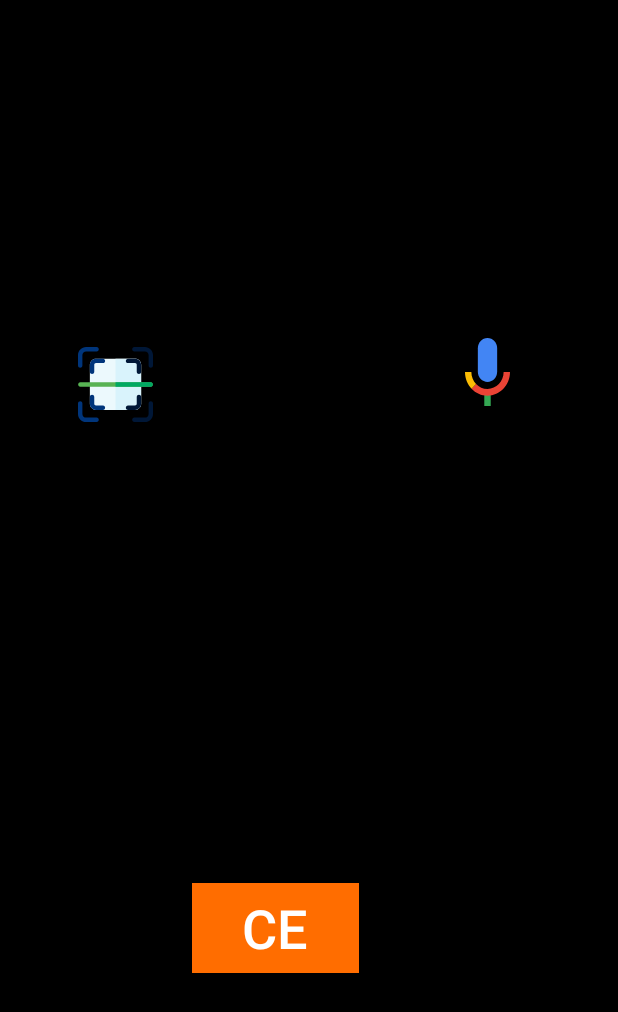
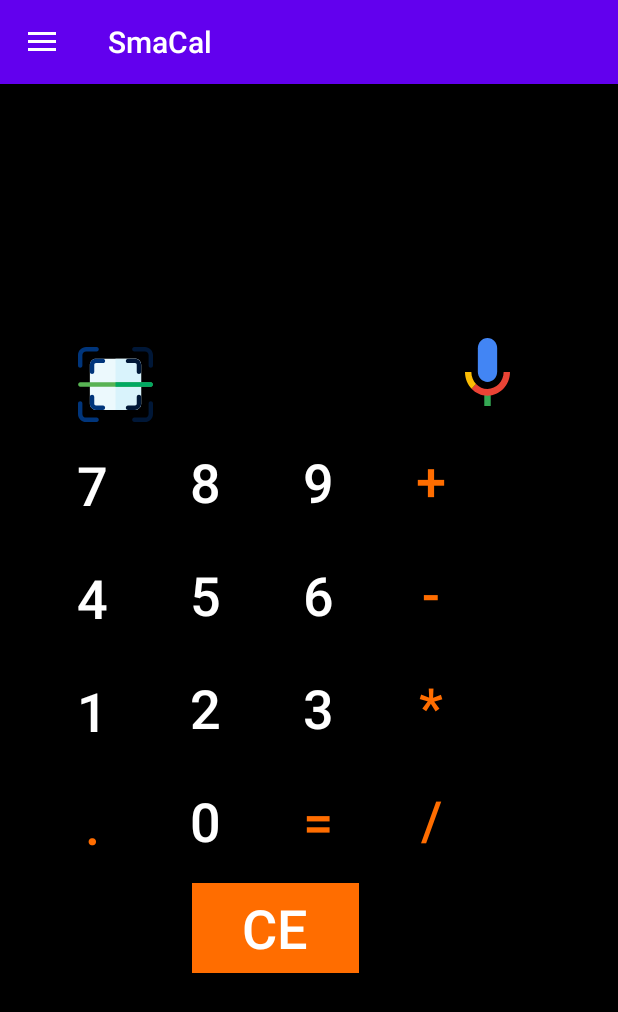
Before and after one commit to adarsh1405/SmaCal, an Android app: the fragment homeFragment placed in its activity, after a tap on an icon or button, on a phone screen of 412 x 824 dp. Shown: the top 1012 px of the screen. Run offline under Robolectric (Android 15) with nearby library versions, the phone set to English and light mode, and no system bars; libraries missing offline, so code that uses them is left out: com.google.firebase.ml; Roboto replaces fonts that are not available here.

Commit message:
fix hamburger icon issue, refactored code

```diff
--- a/app/src/main/java/com/adarsh/smartcalculator/MainActivity.java
+++ b/app/src/main/java/com/adarsh/smartcalculator/MainActivity.java
@@ -1,4 +1,5 @@
 package com.adarsh.smartcalculator;
+
 import android.content.Intent;
 import android.graphics.Bitmap;
 import android.os.Bundle;
@@ -21,7 +22,6 @@ import androidx.appcompat.widget.Toolbar;
 import androidx.core.view.GravityCompat;
 import androidx.drawerlayout.widget.DrawerLayout;
 
-
 import com.google.android.gms.tasks.OnFailureListener;
 import com.google.android.gms.tasks.OnSuccessListener;
 import com.google.android.gms.tasks.Task;
@@ -39,32 +39,35 @@ import java.util.Locale;
 import javax.script.ScriptEngine;
 import javax.script.ScriptEngineManager;
 
-public class MainActivity extends AppCompatActivity implements NavigationView.OnNavigationItemSelectedListener{
+public class MainActivity extends AppCompatActivity implements NavigationView.OnNavigationItemSelectedListener {
 
-    TextView txt,result;
-    ImageButton voice,img;
-    String statement=" ";
-    Button clear,b0,b1,b2,b3,b4,b5,b6,b7,b8,b9,badd,bsub,bmul,bdiv,bpoint,bequal,undo;
+    TextView txt, result;
+    ImageButton voice, img;
+    String statement = " ";
+    Button clear, b0, b1, b2, b3, b4, b5, b6, b7, b8, b9, badd, bsub, bmul, bdiv, bpoint, bequal, undo;
     ImageView imageView;
     Bitmap imageBitmap;
     Switch stxt;
     static final int REQUEST_IMAGE_CAPTURE = 1;
 
     private DrawerLayout drawer;
+
     @Override
     protected void onCreate(Bundle savedInstanceState) {
         super.onCreate(savedInstanceState);
         setContentView(R.layout.activity_main);
 
         Toolbar toolbar = findViewById(R.id.toolbar);
+        toolbar.setTitleTextColor(getResources().getColor(android.R.color.white));
         setSupportActionBar(toolbar);
+
         drawer = findViewById(R.id.drawer_layout);
         NavigationView navigationView = findViewById(R.id.nav_view);
-        ActionBarDrawerToggle toggle = new ActionBarDrawerToggle(this, drawer , toolbar,
-                R.string.navigation_drawer_open,R.string.navigation_drawer_close);
+        ActionBarDrawerToggle toggle = new ActionBarDrawerToggle(this, drawer, toolbar,
+                R.string.navigation_drawer_open, R.string.navigation_drawer_close);
         drawer.addDrawerListener(toggle);
         toggle.syncState();
-
+        toggle.getDrawerArrowDrawable().setColor(getResources().getColor(android.R.color.white));
         navigationView.setNavigationItemSelectedListener(this);
 //        if(savedInstanceState == null){
 //            getSupportFragmentManager().beginTransaction().replace(R.id.fragment_container, new homeFragment()).commit();
@@ -72,144 +75,149 @@ public class MainActivity extends AppCompatActivity implements NavigationView.On
 //        }
 
 
-
 //        stxt= findViewById(R.id.switchtxt);
-        txt=findViewById(R.id.msg);
-        voice=findViewById(R.id.voice);
-        img=findViewById(R.id.scan);
-        result=findViewById(R.id.res);
-        clear=findViewById(R.id.clear);
+        txt = findViewById(R.id.msg);
+        voice = findViewById(R.id.voice);
+        img = findViewById(R.id.scan);
+        result = findViewById(R.id.res);
+        clear = findViewById(R.id.clear);
         clear.setOnClickListener(new View.OnClickListener() {
             @Override
             public void onClick(View v) {
-                statement="";
+                statement = "";
                 txt.setText("");
                 result.setText("");
-                imageView.setVisibility(v.INVISIBLE);
-                b0.setVisibility(v.VISIBLE);
-                b1.setVisibility(v.VISIBLE);
-                b2.setVisibility(v.VISIBLE);
-                b3.setVisibility(v.VISIBLE);
-                b4.setVisibility(v.VISIBLE);
-                b5.setVisibility(v.VISIBLE);
-                b6.setVisibility(v.VISIBLE);
-                b7.setVisibility(v.VISIBLE);
-                b8.setVisibility(v.VISIBLE);
-                b9.setVisibility(v.VISIBLE);
-                badd.setVisibility(v.VISIBLE);
-                bsub.setVisibility(v.VISIBLE);
-                bmul.setVisibility(v.VISIBLE);
-                bdiv.setVisibility(v.VISIBLE);
-                bpoint.setVisibility(v.VISIBLE);
-                bequal.setVisibility(v.VISIBLE);
+                imageView.setVisibility(View.INVISIBLE);
+                b0.setVisibility(View.VISIBLE);
+                b1.setVisibility(View.VISIBLE);
+                b2.setVisibility(View.VISIBLE);
+                b3.setVisibility(View.VISIBLE);
+                b4.setVisibility(View.VISIBLE);
+                b5.setVisibility(View.VISIBLE);
+                b6.setVisibility(View.VISIBLE);
+                b7.setVisibility(View.VISIBLE);
+                b8.setVisibility(View.VISIBLE);
+                b9.setVisibility(View.VISIBLE);
+                badd.setVisibility(View.VISIBLE);
+                bsub.setVisibility(View.VISIBLE);
+                bmul.setVisibility(View.VISIBLE);
+                bdiv.setVisibility(View.VISIBLE);
+                bpoint.setVisibility(View.VISIBLE);
+                bequal.setVisibility(View.VISIBLE);
             }
         });
-        b0=findViewById(R.id.b0);
-        b1=findViewById(R.id.b1);
-        b2=findViewById(R.id.b2);
-        b3=findViewById(R.id.b3);
-        b4=findViewById(R.id.b4);
-        b5=findViewById(R.id.b5);
-        b6=findViewById(R.id.b6);
-        b7=findViewById(R.id.b7);
-        b8=findViewById(R.id.b8);
-        b9=findViewById(R.id.b9);
-        badd=findViewById(R.id.add);
-        bsub=findViewById(R.id.sub);
-        bmul=findViewById(R.id.mul);
-        bdiv=findViewById(R.id.div);
-        bpoint=findViewById(R.id.point);
-        bequal=findViewById(R.id.equal);
-        imageView=findViewById(R.id.imageView);
+        b0 = findViewById(R.id.b0);
+        b1 = findViewById(R.id.b1);
+        b2 = findViewById(R.id.b2);
+        b3 = findViewById(R.id.b3);
+        b4 = findViewById(R.id.b4);
+        b5 = findViewById(R.id.b5);
+        b6 = findViewById(R.id.b6);
+        b7 = findViewById(R.id.b7);
+        b8 = findViewById(R.id.b8);
+        b9 = findViewById(R.id.b9);
+        badd = findViewById(R.id.add);
+        bsub = findViewById(R.id.sub);
+        bmul = findViewById(R.id.mul);
+        bdiv = findViewById(R.id.div);
+        bpoint = findViewById(R.id.point);
+        bequal = findViewById(R.id.equal);
+        imageView = findViewById(R.id.imageView);
         img.setOnClickListener(new View.OnClickListener() {
             @Override
             public void onClick(View v) {
                 dispatchTakePictureIntent();
-                imageView.setVisibility(v.VISIBLE);
-                b0.setVisibility(v.INVISIBLE);
-                b1.setVisibility(v.INVISIBLE);
-                b2.setVisibility(v.INVISIBLE);
-                b3.setVisibility(v.INVISIBLE);
-                b4.setVisibility(v.INVISIBLE);
-                b5.setVisibility(v.INVISIBLE);
-                b6.setVisibility(v.INVISIBLE);
-                b7.setVisibility(v.INVISIBLE);
-                b8.setVisibility(v.INVISIBLE);
-                b9.setVisibility(v.INVISIBLE);
-                badd.setVisibility(v.INVISIBLE);
-                bsub.setVisibility(v.INVISIBLE);
-                bmul.setVisibility(v.INVISIBLE);
-                bdiv.setVisibility(v.INVISIBLE);
-                bpoint.setVisibility(v.INVISIBLE);
-                bequal.setVisibility(v.INVISIBLE);
+                imageView.setVisibility(View.VISIBLE);
+                b0.setVisibility(View.INVISIBLE);
+                b1.setVisibility(View.INVISIBLE);
+                b2.setVisibility(View.INVISIBLE);
+                b3.setVisibility(View.INVISIBLE);
+                b4.setVisibility(View.INVISIBLE);
+                b5.setVisibility(View.INVISIBLE);
+                b6.setVisibility(View.INVISIBLE);
+                b7.setVisibility(View.INVISIBLE);
+                b8.setVisibility(View.INVISIBLE);
+                b9.setVisibility(View.INVISIBLE);
+                badd.setVisibility(View.INVISIBLE);
+                bsub.setVisibility(View.INVISIBLE);
+                bmul.setVisibility(View.INVISIBLE);
+                bdiv.setVisibility(View.INVISIBLE);
+                bpoint.setVisibility(View.INVISIBLE);
+                bequal.setVisibility(View.INVISIBLE);
             }
         });
 
-        }
+    }
+
     @Override
     public boolean onNavigationItemSelected(@NonNull MenuItem item) {
-        switch(item.getItemId()){
+        switch (item.getItemId()) {
             case R.id.home:
                 getSupportFragmentManager().beginTransaction().replace(R.id.fragment_container, new homeFragment()).commit();
                 break;
-            case R.id.instruction :
+            case R.id.instruction:
+            case R.id.textSpeech:
                 getSupportFragmentManager().beginTransaction().replace(R.id.fragment_container, new rules()).commit();
                 break;
-            case R.id.about :
-                break;
-            case R.id.textSpeech :
-                getSupportFragmentManager().beginTransaction().replace(R.id.fragment_container, new rules()).commit();
-                break;
-            case R.id.dark :
-                break;
-            case R.id.code :
-                break;
-            case R.id.share :
+            case R.id.about:
+            case R.id.dark:
+            case R.id.code:
+            case R.id.share:
                 break;
         }
         drawer.closeDrawer(GravityCompat.START);
         return true;
     }
+
     @Override
     public void onBackPressed() {
-        if(drawer.isDrawerOpen(GravityCompat.START))
+        if (drawer.isDrawerOpen(GravityCompat.START))
             drawer.closeDrawer(GravityCompat.START);
         else
-        super.onBackPressed();
+            super.onBackPressed();
 
     }
 
     public void make_statement(View view) {
-        Button b = (Button)view;
+        Button b = (Button) view;
 
-        statement  =statement + b.getText().toString();
+        statement = statement + b.getText().toString();
         txt.setText(statement);
     }
-    public void evaluate(View view)throws  Exception{
-        Button b = (Button)view;
+
+    public void evaluate(View view) throws Exception {
+        Button b = (Button) view;
         calcspeech();
     }
+
     private void dispatchTakePictureIntent() {
         Intent takePictureIntent = new Intent(MediaStore.ACTION_IMAGE_CAPTURE);
         if (takePictureIntent.resolveActivity(getPackageManager()) != null) {
             startActivityForResult(takePictureIntent, REQUEST_IMAGE_CAPTURE);
         }
     }
-    public void getSpeechText(View view){
-        Intent intent=new Intent(RecognizerIntent.ACTION_RECOGNIZE_SPEECH);
-        intent.putExtra(RecognizerIntent.EXTRA_LANGUAGE_MODEL,RecognizerIntent.LANGUAGE_MODEL_WEB_SEARCH);
+
+    public void getSpeechText(View view) {
+        Intent intent = new Intent(RecognizerIntent.ACTION_RECOGNIZE_SPEECH);
+        intent.putExtra(RecognizerIntent.EXTRA_LANGUAGE_MODEL, RecognizerIntent.LANGUAGE_MODEL_WEB_SEARCH);
         intent.putExtra(RecognizerIntent.EXTRA_LANGUAGE, Locale.getDefault());
-        if(intent.resolveActivity(getPackageManager())!=null)
-            startActivityForResult(intent,10);
+        if (intent.resolveActivity(getPackageManager()) != null)
+            startActivityForResult(intent, 10);
         else
             Toast.makeText(this, "Your Device not Support Speech Input", Toast.LENGTH_SHORT).show();
     }
+
     @Override
     protected void onActivityResult(int requestCode, int resultCode, @Nullable Intent data) {
         super.onActivityResult(requestCode, resultCode, data);
         if (requestCode == REQUEST_IMAGE_CAPTURE && resultCode == RESULT_OK) {
-            Bundle extras = data.getExtras();
-            imageBitmap = (Bitmap) extras.get("data");
+            Bundle extras = null;
+            if (data != null) {
+                extras = data.getExtras();
+            }
+            if (extras != null) {
+                imageBitmap = (Bitmap) extras.get("data");
+            }
             imageView.setImageBitmap(imageBitmap);
             FirebaseVisionImage firebaseVisionImage = FirebaseVisionImage.fromBitmap(imageBitmap);
             FirebaseVision firebaseVision = FirebaseVision.getInstance();
@@ -218,7 +226,7 @@ public class MainActivity extends AppCompatActivity implements NavigationView.On
             task.addOnSuccessListener(new OnSuccessListener<FirebaseVisionText>() {
                 @Override
                 public void onSuccess(FirebaseVisionText firebaseVisionText) {
-                    statement=" ";
+                    statement = " ";
                     statement = firebaseVisionText.getText();
                     try {
 //                        txt.setText(statement);
@@ -236,11 +244,11 @@ public class MainActivity extends AppCompatActivity implements NavigationView.On
             });
         }
 
-        switch (requestCode){
+        switch (requestCode) {
             case 10:
-                if(resultCode == RESULT_OK && data!= null){
-                    ArrayList<String> res= data.getStringArrayListExtra(RecognizerIntent.EXTRA_RESULTS);
-                    statement=res.get(0).toString();
+                if (resultCode == RESULT_OK && data != null) {
+                    ArrayList<String> res = data.getStringArrayListExtra(RecognizerIntent.EXTRA_RESULTS);
+                    statement = res.get(0);
 //                    txt.setText(statement);
                     try {
                         calcspeech();
@@ -250,46 +258,43 @@ public class MainActivity extends AppCompatActivity implements NavigationView.On
                 }
         }
     }
-    public void calcspeech() throws Exception{
-        statement = statement.replaceAll ("plus", "+");
-        statement = statement.replaceAll ("add", "+");
-        statement = statement.replaceAll ("minus", "-");
-        statement = statement.replaceAll ("subtract", "-");
-        statement = statement.replaceAll ("multiply by", "*");
-        statement = statement.replaceAll ("x", "*");
-        statement = statement.replaceAll ("multiplied by", "*");
-        statement = statement.replaceAll ("into", "*");
-        statement = statement.replaceAll ("multiply", "*");
-        statement = statement.replaceAll ("divided by", "/");
-        statement = statement.replaceAll ("divide", "/");
-        statement = statement.replaceAll ("divided", "/");
-        statement = statement.replaceAll ("by", "/");
-        statement = statement.replaceAll ("mod", "%");
-        statement = statement.replaceAll ("remainder", "%");
+
+    public void calcspeech() throws Exception {
+        statement = statement.replaceAll("plus", "+");
+        statement = statement.replaceAll("add", "+");
+        statement = statement.replaceAll("minus", "-");
+        statement = statement.replaceAll("subtract", "-");
+        statement = statement.replaceAll("multiply by", "*");
+        statement = statement.replaceAll("x", "*");
+        statement = statement.replaceAll("multiplied by", "*");
+        statement = statement.replaceAll("into", "*");
+        statement = statement.replaceAll("multiply", "*");
+        statement = statement.replaceAll("divided by", "/");
+        statement = statement.replaceAll("divide", "/");
+        statement = statement.replaceAll("divided", "/");
+        statement = statement.replaceAll("by", "/");
+        statement = statement.replaceAll("mod", "%");
+        statement = statement.replaceAll("remainder", "%");
         ScriptEngine engine = new ScriptEngineManager().getEngineByName("rhino");
-        try
-        {
+        try {
             txt.setText(statement);
-            String str=engine.eval(statement).toString();
-            if(str.equalsIgnoreCase("Infinity"))
+            String str = engine.eval(statement).toString();
+            if (str.equalsIgnoreCase("Infinity"))
                 result.setText("ERROR !");
             else {
-                try{
+                try {
                     double d = Double.parseDouble(str);
                     DecimalFormat df = new DecimalFormat("#.#####");
                     df.setRoundingMode(RoundingMode.CEILING);
-                    str=df.format(d).toString();
+                    str = df.format(d);
                     result.setText(str);
-                }
-                catch(NumberFormatException e){
+                } catch (NumberFormatException e) {
                     int i = Integer.parseInt(str);
                     result.setText(i);
                 }
             }
 
-        }
-        catch (Exception e)
-        {
+        } catch (Exception e) {
             Toast.makeText(this, "Cant Evaluate", Toast.LENGTH_SHORT).show();
         }
     }
--- a/app/src/main/res/layout/activity_instructions.xml
+++ b/app/src/main/res/layout/activity_instructions.xml
@@ -4,7 +4,7 @@
     xmlns:tools="http://schemas.android.com/tools"
     android:layout_width="match_parent"
     android:layout_height="match_parent"
-    android:background="#7EEC90"
+    android:background="#000"
     tools:context=".instructions">
 
     <TextView
@@ -14,6 +14,7 @@
         android:layout_marginStart="84dp"
         android:layout_marginTop="136dp"
         android:text="hello world"
+        android:textColor="@android:color/white"
         app:layout_constraintStart_toStartOf="parent"
         app:layout_constraintTop_toTopOf="parent" />
 </androidx.constraintlayout.widget.ConstraintLayout>
--- a/app/src/main/res/layout/activity_main.xml
+++ b/app/src/main/res/layout/activity_main.xml
@@ -10,19 +10,15 @@
     tools:context=".MainActivity"
     tools:openDrawer="start">
 
-
-    <LinearLayout
+    <androidx.constraintlayout.widget.ConstraintLayout
         android:layout_width="match_parent"
-        android:layout_height="20dp"
-        android:orientation="vertical">
-
+        android:layout_height="wrap_content">
 
         <com.google.android.material.appbar.AppBarLayout
             android:id="@+id/appBarLayout"
             style="@style/AppTheme.AppBarOverlay"
             android:layout_width="match_parent"
             android:layout_height="wrap_content"
-            android:background="@color/colorPrimary"
             app:layout_constraintStart_toStartOf="parent"
             app:layout_constraintTop_toTopOf="parent">
 
@@ -36,18 +32,7 @@
         <FrameLayout
             android:id="@+id/fragment_container"
             android:layout_width="match_parent"
-            android:layout_height="match_parent">
-
-        </FrameLayout>
-
-    </LinearLayout>
-
-
-    <androidx.constraintlayout.widget.ConstraintLayout
-        android:layout_width="wrap_content"
-        android:layout_height="wrap_content"
-        android:background="#000000">
-
+            android:layout_height="match_parent" />
 
         <ImageButton
             android:id="@+id/scan"
@@ -118,7 +103,8 @@
             android:textColor="#FFFFFF"
             android:textSize="36sp"
             app:layout_constraintStart_toEndOf="@+id/b5"
-            app:layout_constraintTop_toBottomOf="@+id/b9" />
+            app:layout_constraintTop_toBottomOf="@+id/b9"
+            tools:ignore="HardcodedText" />
 
         <Button
             android:id="@+id/b7"
@@ -343,5 +329,4 @@
         app:headerLayout="@layout/nav_header"
         app:menu="@menu/drawer_menu"
         tools:ignore="MissingConstraints" />
-
 </androidx.drawerlayout.widget.DrawerLayout>
--- a/app/src/main/res/layout/rules.xml
+++ b/app/src/main/res/layout/rules.xml
@@ -2,6 +2,6 @@
 <LinearLayout xmlns:android="http://schemas.android.com/apk/res/android"
     android:orientation="vertical" android:layout_width="match_parent"
     android:layout_height="match_parent"
-    android:background="@color/colorAccent">
+    android:background="@android:color/black">
 
 </LinearLayout>
--- a/app/src/main/res/values/styles.xml
+++ b/app/src/main/res/values/styles.xml
@@ -14,4 +14,5 @@
     </style>
 
     <style name="AppTheme.AppBarOverlay" parent="ThemeOverlay.AppCompat.Dark.ActionBar" />
+
 </resources>
```
